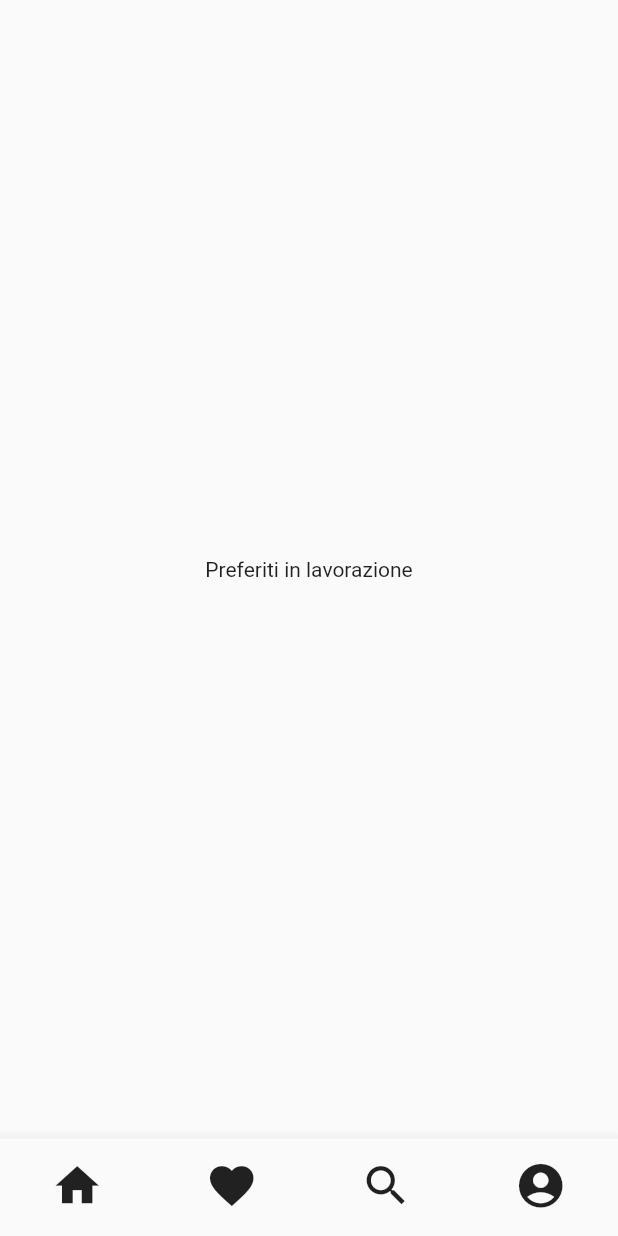
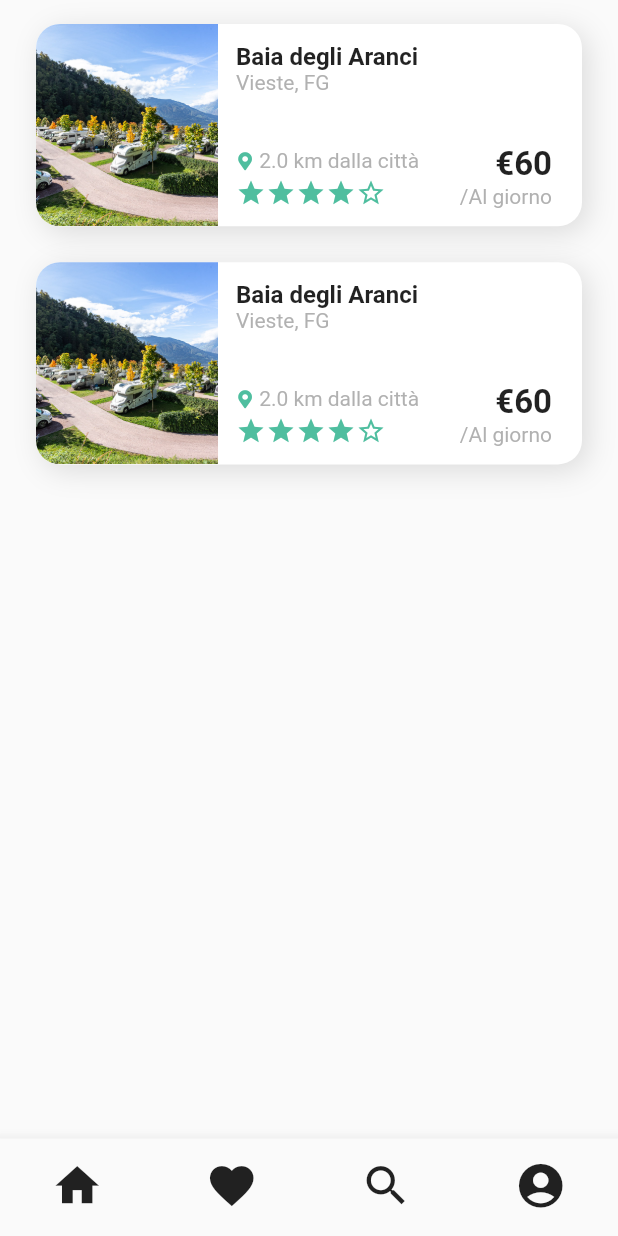
Before and after one commit to T-Sharp-ggmc/Pitch.com, a Flutter app: the screen it shows after launch, item 2 of the bottom bar chosen, on a phone screen of 412 x 824 dp. Run offline on Flutter 3.47's test engine with Material 2 defaults, Android fonts, the phone set to English and light mode, and no system bars; our stand-ins replace font_awesome_flutter.

Commit message:
FavoritePage senza swipe per prenotare/cancellare

```diff
--- a/lib/main.dart
+++ b/lib/main.dart
@@ -1,5 +1,3 @@
-//import 'package:WeCanTry/appTheme.dart';
-import 'package:WeCanTry/appTheme.dart';
 import 'package:WeCanTry/screens/homeScreen.dart';
 import 'package:flutter/material.dart';
 //import 'package:provider/provider.dart';
--- /dev/null
+++ b/lib/screens/favoritesScreen.dart
@@ -0,0 +1,63 @@
+import 'package:WeCanTry/widgets/favoriteCampingCard.dart';
+import 'package:flutter/material.dart';
+
+class FavoritesScreen extends StatefulWidget {
+  final AnimationController animationController;
+
+  const FavoritesScreen({Key key, this.animationController}) : super(key: key);
+  @override
+  _FavoritesScreenState createState() => _FavoritesScreenState();
+}
+
+class _FavoritesScreenState extends State<FavoritesScreen> with TickerProviderStateMixin {
+
+  AnimationController tabAnimationController;
+  Widget indexView = Container();
+
+  @override
+  void initState() {
+    tabAnimationController = AnimationController(duration: Duration(milliseconds: 400), vsync: this);
+    // indexView = FavoriteCampingCard(
+    //   animationController: tabAnimationController,
+    // );
+    tabAnimationController.forward();
+    widget.animationController.forward();
+    super.initState();
+  }
+
+  @override
+  void dispose() {
+    tabAnimationController.dispose();
+    super.dispose();
+  }
+
+  @override
+  Widget build(BuildContext context) {
+    return AnimatedBuilder(
+      animation: widget.animationController,
+      builder: (BuildContext context, Widget child) {
+        return FadeTransition(
+          opacity: widget.animationController,
+          child: new Transform(
+            transform: new Matrix4.translationValues(0.0, 40 * (1.0 - widget.animationController.value), 0.0),
+            child: Column(
+              mainAxisAlignment: MainAxisAlignment.center,
+              crossAxisAlignment: CrossAxisAlignment.start,
+              children: <Widget>[
+                Padding(
+                  padding: EdgeInsets.only(top: MediaQuery.of(context).padding.top),
+                ),
+                Expanded(
+                  child: FavoriteCampingCard(
+                          animationController: tabAnimationController,
+                  ),
+                ),
+              ],
+            ),
+          ),
+        );
+
+      },
+    );
+  }
+}
--- a/lib/screens/homeScreen.dart
+++ b/lib/screens/homeScreen.dart
@@ -2,6 +2,7 @@ import 'package:flutter/material.dart';
 import 'package:intl/intl.dart';
 //import 'package:dashed_circle/dashed_circle.dart';
 
+import 'favoritesScreen.dart';
 import 'searchScreen.dart';
 
 class HomeScreen extends StatefulWidget {
@@ -21,7 +22,7 @@ class _HomeScreen extends State<HomeScreen>
   final List<Widget> _children = [
     //HomeScreen(),
     Center(child: Text('Home in lavorazione')),  //home body
-    Center(child: Text('Preferiti in lavorazione')),  //favorite body
+    FavoritesScreen(), //Center(child: Text('Preferiti in lavorazione')),  //favorite body
     SearchPage(),
     Center(child: Text('Profilo in lavorazione')),  //account body
     //FavoriteScreen(),
@@ -117,6 +118,9 @@ class _HomeScreen extends State<HomeScreen>
     void onTabTapped(int value) {
       setState(() {
         _currentIndex = value;
+        if(_currentIndex == 1){
+          _children[_currentIndex] = FavoritesScreen(animationController: controller,);
+        }
       });
     }
 
--- /dev/null
+++ b/lib/widgets/favoriteCampingCard.dart
@@ -0,0 +1,256 @@
+import 'package:WeCanTry/models/campingList.dart';
+import 'package:WeCanTry/widgets/starRating.dart';
+import 'package:flutter/material.dart';
+import 'package:font_awesome_flutter/font_awesome_flutter.dart';
+
+import '../appTheme.dart';
+
+class FavoriteCampingCard extends StatefulWidget {
+
+  final AnimationController animationController;
+
+  const FavoriteCampingCard({Key key, this.animationController}) : super(key: key);
+
+  @override
+  _FavoriteCampingCardState createState() => _FavoriteCampingCardState();
+}
+
+class _FavoriteCampingCardState extends State<FavoriteCampingCard> {
+  var campingList = CampingListDto.campingList;
+
+  @override
+  void initState() {
+    widget.animationController.forward();
+    super.initState();
+  }
+
+  @override
+  Widget build(BuildContext context) {
+    return Container(
+        child: ListView.builder(
+        itemCount: campingList.length,
+        padding: EdgeInsets.only(top: 8, bottom: 8),
+        scrollDirection: Axis.vertical,
+        itemBuilder: (context, index) {
+          var count = campingList.length > 10 ? 10 : campingList.length;
+          var animation = Tween(begin: 0.0, end: 1.0).animate(CurvedAnimation(
+              parent: widget.animationController,
+              curve: Interval((1 / count) * index, 1.0,
+                  curve: Curves.fastOutSlowIn)));
+          widget.animationController.forward();
+          return FavoriteCampingCardListView(
+            callback: () {}, //navigate to details page
+            campingData: campingList[index],
+            animation: animation,
+            animationController: widget.animationController,
+          );
+        },
+      ),
+
+    );
+  }
+}
+
+
+class FavoriteCampingCardListView extends StatelessWidget {
+  final bool isShowDate;
+  final VoidCallback callback;
+  final CampingListDto campingData;
+  final AnimationController animationController;
+  final Animation animation;
+
+  const FavoriteCampingCardListView(
+      {Key key,
+      this.campingData,
+      this.animationController,
+      this.animation,
+      this.callback,
+      this.isShowDate: false})
+      : super(key: key);
+
+  @override
+  Widget build(BuildContext context) {
+    return AnimatedBuilder(
+      animation: animationController,
+      builder: (BuildContext context, Widget child) {
+        return FadeTransition(
+          opacity: animation,
+          child: new Transform(
+            transform: new Matrix4.translationValues(
+                0.0, 50 * (1.0 - animation.value), 0.0),
+            child: Padding(
+              padding: EdgeInsets.only(left: 24, right: 24, top: 8, bottom: 16),
+              child: Container(
+                decoration: BoxDecoration(
+                  color: AppTheme.getTheme().backgroundColor,
+                  borderRadius: BorderRadius.all(Radius.circular(16.0)),
+                  boxShadow: <BoxShadow>[
+                    BoxShadow(
+                      color: AppTheme.getTheme().dividerColor,
+                      offset: Offset(4, 4),
+                      blurRadius: 16,
+                    ),
+                  ],
+                ),
+                child: ClipRRect(
+                  borderRadius: BorderRadius.all(Radius.circular(16.0)),
+                  child: AspectRatio(
+                    aspectRatio: 2.7,
+                    child: Stack(
+                      children: <Widget>[
+                        Row(
+                          children: <Widget>[
+                            AspectRatio(
+                              aspectRatio: 0.90,
+                              child: Image.asset(
+                                campingData.imagePath,
+                                fit: BoxFit.cover,
+                              ),
+                            ),
+                            Expanded(
+                              child: Container(
+                                padding: EdgeInsets.all(
+                                    MediaQuery.of(context).size.width >= 360
+                                        ? 12
+                                        : 8),
+                                child: Column(
+                                  mainAxisAlignment: MainAxisAlignment.center,
+                                  crossAxisAlignment: CrossAxisAlignment.start,
+                                  children: <Widget>[
+                                    Text(
+                                      campingData.name,
+                                      maxLines: 2,
+                                      textAlign: TextAlign.left,
+                                      style: TextStyle(
+                                        fontWeight: FontWeight.w600,
+                                        fontSize: 16,
+                                      ),
+                                      overflow: TextOverflow.ellipsis,
+                                    ),
+                                    Text(
+                                      campingData.info,
+                                      style: TextStyle(
+                                          fontSize: 14,
+                                          color: Colors.grey.withOpacity(0.8)),
+                                    ),
+                                    Expanded(
+                                      child: SizedBox(),
+                                    ),
+                                    Row(
+                                      mainAxisAlignment:
+                                          MainAxisAlignment.spaceBetween,
+                                      crossAxisAlignment:
+                                          CrossAxisAlignment.end,
+                                      children: <Widget>[
+                                        Expanded(
+                                          child: Container(
+                                            child: Column(
+                                              mainAxisAlignment:
+                                                  MainAxisAlignment.center,
+                                              crossAxisAlignment:
+                                                  CrossAxisAlignment.start,
+                                              children: <Widget>[
+                                                Row(
+                                                  crossAxisAlignment:
+                                                      CrossAxisAlignment.center,
+                                                  children: <Widget>[
+                                                    Icon(
+                                                      FontAwesomeIcons
+                                                          .mapMarkerAlt,
+                                                      size: 12,
+                                                      color: AppTheme.getTheme()
+                                                          .primaryColor,
+                                                    ),
+                                                    Text(
+                                                      " ${campingData.dist.toStringAsFixed(1)} km dalla città",
+                                                      overflow:
+                                                          TextOverflow.ellipsis,
+                                                      style: TextStyle(
+                                                          fontSize: 14,
+                                                          color: Colors.grey
+                                                              .withOpacity(
+                                                                  0.8)),
+                                                    ),
+                                                  ],
+                                                ),
+                                                Padding(
+                                                  padding:
+                                                      const EdgeInsets.only(
+                                                          top: 4),
+                                                  child: StarRating(
+                                                    allowHalfRating: true,
+                                                    starCount: 5,
+                                                    rating: campingData.rating,
+                                                    size: 20,
+                                                    color: AppTheme.getTheme()
+                                                        .primaryColor,
+                                                    borderColor:
+                                                        AppTheme.getTheme()
+                                                            .primaryColor,
+                                                  ),
+                                                ),
+                                              ],
+                                            ),
+                                          ),
+                                        ),
+                                        Padding(
+                                          padding:
+                                              const EdgeInsets.only(right: 8),
+                                          child: Column(
+                                            mainAxisAlignment:
+                                                MainAxisAlignment.center,
+                                            crossAxisAlignment:
+                                                CrossAxisAlignment.end,
+                                            children: <Widget>[
+                                              Text(
+                                                "€${campingData.perDay}",
+                                                textAlign: TextAlign.left,
+                                                style: TextStyle(
+                                                  fontWeight: FontWeight.w600,
+                                                  fontSize: 22,
+                                                ),
+                                              ),
+                                              Text(
+                                                "/Al giorno",
+                                                style: TextStyle(
+                                                    fontSize: 14,
+                                                    color: Colors.grey
+                                                        .withOpacity(0.8)),
+                                              ),
+                                            ],
+                                          ),
+                                        ),
+                                      ],
+                                    ),
+                                  ],
+                                ),
+                              ),
+                            ),
+                          ],
+                        ),
+                        Material(
+                          color: Colors.transparent,
+                          child: InkWell(
+                            highlightColor: Colors.transparent,
+                            splashColor: AppTheme.getTheme()
+                                .primaryColor
+                                .withOpacity(0.1),
+                            onTap: () {
+                              try {
+                                callback();
+                              } catch (e) {}
+                            },
+                          ),
+                        )
+                      ],
+                    ),
+                  ),
+                ),
+              ),
+            ),
+          ),
+        );
+      },
+    );
+  }
+}
```
